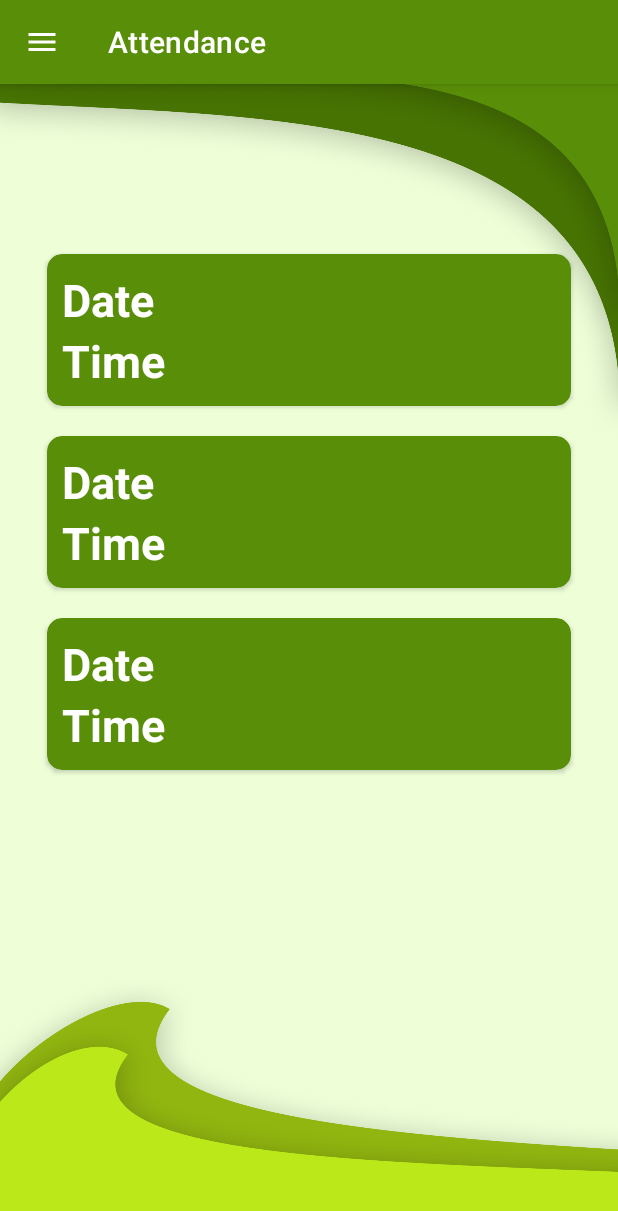
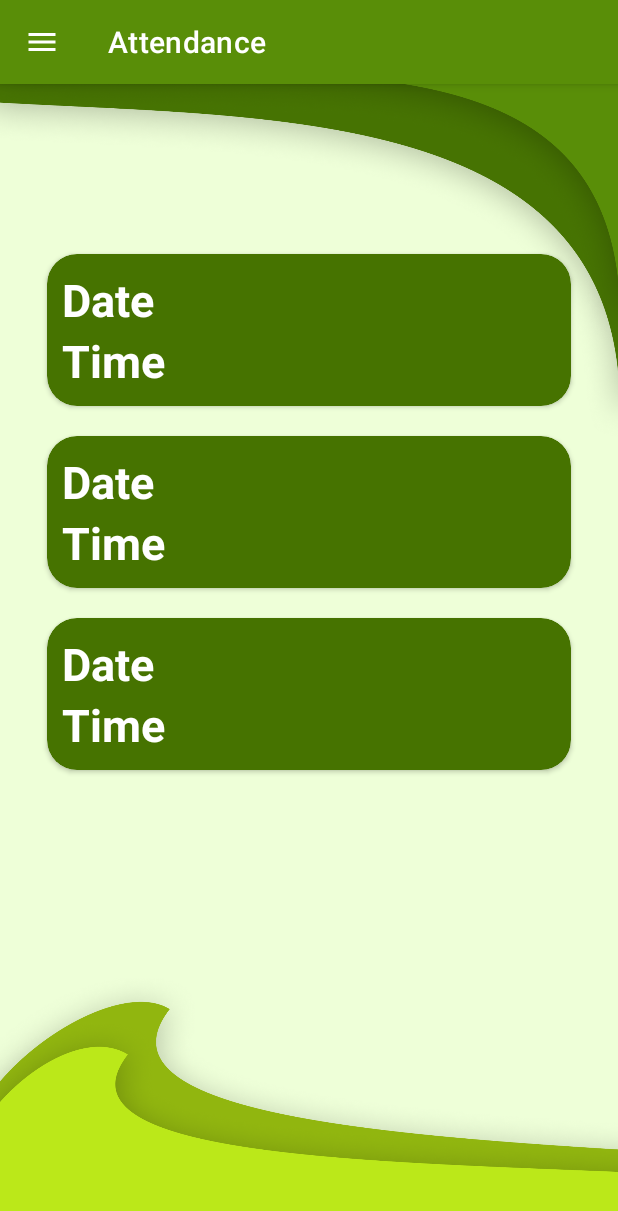
Before and after one commit to CodeWithVedang/MyThirdYearProjectApp, an Android app: the layout activity_attendance_record.xml on its own in the app's theme, with its tools: preview values and no code run, on a phone screen of 412 x 824 dp. Shown: the top 1211 px of the screen. Run offline under Robolectric (Android 15) with nearby library versions, the phone set to English and light mode, and no system bars.

Commit message:
minor changes

```diff
--- a/app/src/main/res/layout/activity_attendance_record.xml
+++ b/app/src/main/res/layout/activity_attendance_record.xml
@@ -49,7 +49,7 @@
                 android:layout_height="wrap_content"
 
                 android:gravity="center"
-                android:textColor="#1C6C06"
+                android:textColor="#005115"
                 android:textSize="25dp"
                 android:textStyle="bold" />
 
--- a/app/src/main/res/layout/list_item.xml
+++ b/app/src/main/res/layout/list_item.xml
@@ -2,8 +2,8 @@
 <androidx.cardview.widget.CardView xmlns:android="http://schemas.android.com/apk/res/android"
 
     xmlns:app="http://schemas.android.com/apk/res-auto"
-    android:backgroundTint="#598E08"
-    app:cardCornerRadius="10dp"
+    android:backgroundTint="#467300"
+    app:cardCornerRadius="20dp"
 
     android:layout_margin="10dp"
     android:layout_height="wrap_content"
```
